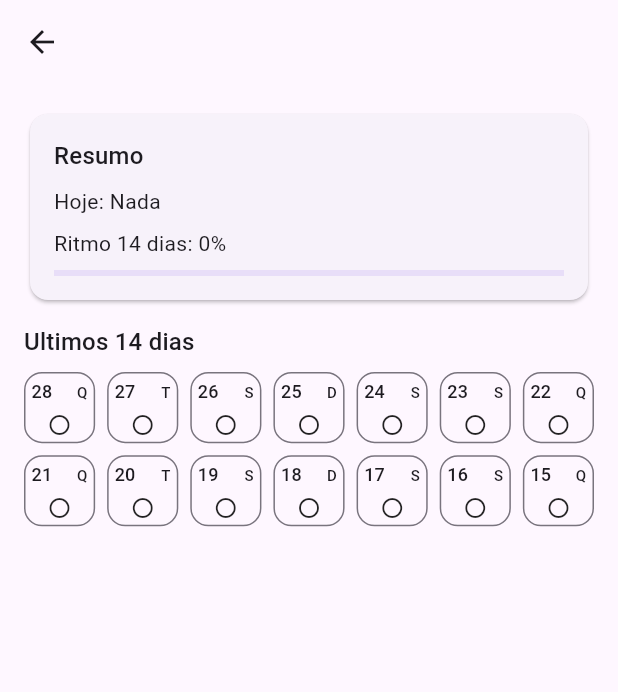
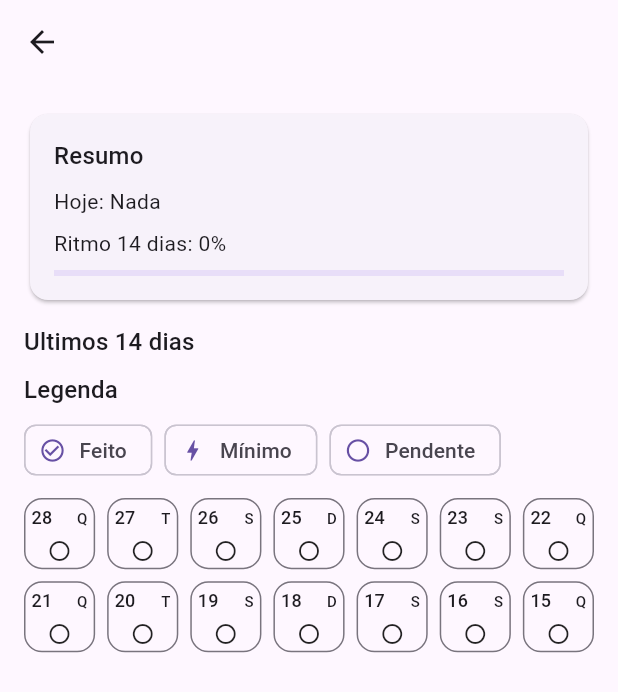
Before and after one commit to Kadjow/habit.com, a Flutter app: the HabitDetailsPage screen opened directly with empty values, on a phone screen of 412 x 824 dp. Shown: the top 692 px of the screen. Run offline on Flutter 3.47's test engine with Material 3 defaults, Android fonts, the phone set to English and light mode, and no system bars; our stand-ins replace flutter_riverpod, supabase_flutter; accounts and stored records are empty.

Commit message:
feat : upgrade the legend about the habit

```diff
--- a/lib/features/home/habit_details_page.dart
+++ b/lib/features/home/habit_details_page.dart
@@ -3,6 +3,8 @@ import 'package:flutter_riverpod/flutter_riverpod.dart';
 
 import '../../core/time/date_only.dart';
 import '../../domain/models/habit.dart';
+import '../../ui/widgets/habit_status_chip.dart';
+import '../../ui/widgets/section_header.dart';
 import 'home_controller.dart';
 
 class HabitDetailsPage extends ConsumerWidget {
@@ -123,6 +125,18 @@ class _BodyWithState extends StatelessWidget {
           style: Theme.of(context).textTheme.titleMedium,
         ),
         const SizedBox(height: 8),
+        const SectionHeader('Legenda'),
+        const SizedBox(height: 8),
+        const Wrap(
+          spacing: 8,
+          runSpacing: 8,
+          children: [
+            HabitStatusChip(status: 1),
+            HabitStatusChip(status: 2),
+            HabitStatusChip(status: 0),
+          ],
+        ),
+        const SizedBox(height: 12),
 
         // Grid simples: 7 colunas, 2 linhas
         GridView.builder(
--- /dev/null
+++ b/lib/ui/widgets/habit_status_chip.dart
@@ -0,0 +1,28 @@
+import 'package:flutter/material.dart';
+
+class HabitStatusChip extends StatelessWidget {
+  const HabitStatusChip({super.key, required this.status});
+
+  final int status; // 0 = none, 1 = done, 2 = partial/min
+
+  @override
+  Widget build(BuildContext context) {
+    final label = switch (status) {
+      1 => 'Feito',
+      2 => 'Mínimo',
+      _ => 'Pendente',
+    };
+
+    final icon = switch (status) {
+      1 => Icons.check_circle_outline,
+      2 => Icons.bolt_outlined,
+      _ => Icons.circle_outlined,
+    };
+
+    return Chip(
+      avatar: Icon(icon, size: 18),
+      label: Text(label),
+      visualDensity: VisualDensity.compact,
+    );
+  }
+}
--- /dev/null
+++ b/lib/ui/widgets/section_header.dart
@@ -0,0 +1,19 @@
+import 'package:flutter/material.dart';
+
+class SectionHeader extends StatelessWidget {
+  const SectionHeader(this.title, {super.key, this.trailing});
+
+  final String title;
+  final Widget? trailing;
+
+  @override
+  Widget build(BuildContext context) {
+    final t = Theme.of(context).textTheme;
+    return Row(
+      children: [
+        Expanded(child: Text(title, style: t.titleMedium)),
+        if (trailing != null) trailing!,
+      ],
+    );
+  }
+}
```
Also changed, not shown: lib/features/home/home_page.dart (+28 -45 lines), lib/ui/widgets/empty_state.dart (added, +42 -0 lines).
